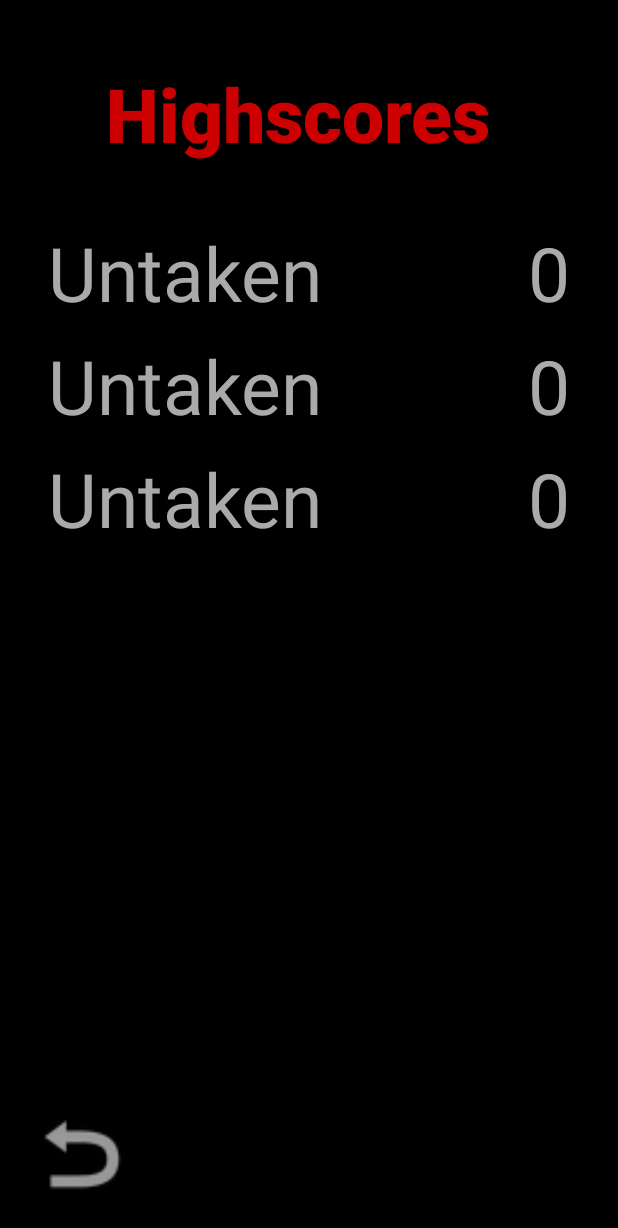
After one commit to JannisGz/Frust, an Android app: the layout activity_highscores.xml on its own in the app's theme, with its tools: preview values and no code run, on a phone screen of 412 x 824 dp. The commit adds this screen. Shown: the top 1228 px of the screen. Run offline under Robolectric (Android 15) with nearby library versions, the phone set to English and light mode, and no system bars.

Commit message:
Add HighscoresActivity, implementing highscore management and highscore persistency

```diff
--- a/app/src/main/AndroidManifest.xml
+++ b/app/src/main/AndroidManifest.xml
@@ -10,6 +10,7 @@
         android:supportsRtl="true"
         android:theme="@style/AppTheme">
         <activity android:name=".GameOverActivity"></activity>
+        <activity android:name=".HighscoresActivity" />
         <activity android:name=".GameActivity">
             <intent-filter>
                 <action android:name="android.intent.action.MAIN" />
--- a/app/src/main/java/com/example/frust/GameOverActivity.java
+++ b/app/src/main/java/com/example/frust/GameOverActivity.java
@@ -59,8 +59,7 @@ public class GameOverActivity extends AppCompatActivity {
             @Override
             public void onClick(View view) {
                 String name = inputText.getText().toString();
-                //Intent intent = new Intent(view.getContext(), HighscoresActivity.class);
-                Intent intent = new Intent(view.getContext(), GameActivity.class);
+                Intent intent = new Intent(view.getContext(), HighscoresActivity.class);
                 intent.putExtra("name", name);
                 intent.putExtra("score", scoreString);
                 highscoreManager.enterNewHighscore(name, score);
--- /dev/null
+++ b/app/src/main/java/com/example/frust/HighscoresActivity.java
@@ -0,0 +1,70 @@
+package com.example.frust;
+
+import android.content.Intent;
+import android.os.Bundle;
+import android.view.View;
+import android.view.Window;
+import android.view.WindowManager;
+import android.widget.Button;
+import android.widget.TextView;
+
+import androidx.appcompat.app.AppCompatActivity;
+
+public class HighscoresActivity extends AppCompatActivity {
+
+    Button backBtn;
+
+    private TextView textViewName1st;
+    private TextView textViewName2nd;
+    private TextView textViewName3rd;
+    private TextView textViewScore1st;
+    private TextView textViewScore2nd;
+    private TextView textViewScore3rd;
+
+    private HighscoreManager highscoreManager;
+
+    @Override
+    protected void onCreate(Bundle savedInstanceState) {
+        super.onCreate(savedInstanceState);
+        requestWindowFeature(Window.FEATURE_NO_TITLE);
+        getWindow().setFlags(WindowManager.LayoutParams.FLAG_FULLSCREEN,
+                WindowManager.LayoutParams.FLAG_FULLSCREEN);
+        setContentView(R.layout.activity_highscores);
+        getSupportActionBar().hide();
+
+        backBtn = findViewById(R.id.mainBTN);
+        backBtn.setOnClickListener(new View.OnClickListener() {
+            @Override
+            public void onClick(View view) {
+                //startActivity(new Intent(view.getContext(), MainActivity.class));
+                startActivity(new Intent(view.getContext(), GameActivity.class));
+            }
+        });
+
+        textViewName1st = findViewById(R.id.name1);
+        textViewScore1st = findViewById(R.id.score1);
+        textViewName2nd = findViewById(R.id.name2);
+        textViewScore2nd = findViewById(R.id.score2);
+        textViewName3rd = findViewById(R.id.name3);
+        textViewScore3rd = findViewById(R.id.score3);
+
+        highscoreManager = HighscoreManager.getInstance(this);
+        updateLeaderbord();
+    }
+
+    @Override
+    public void onBackPressed(){
+        //startActivity(new Intent(this, MainActivity.class));
+        startActivity(new Intent(this, GameActivity.class));
+    }
+
+    private void updateLeaderbord() {
+        textViewName1st.setText(highscoreManager.getName1st());
+        textViewScore1st.setText(String.valueOf(highscoreManager.getHighscore1st()));
+        textViewName2nd.setText(highscoreManager.getName2nd());
+        textViewScore2nd.setText(String.valueOf(highscoreManager.getHighscore2nd()));
+        textViewName3rd.setText(highscoreManager.getName3rd());
+        textViewScore3rd.setText(String.valueOf(highscoreManager.getHighscore3rd()));
+    }
+
+}
--- /dev/null
+++ b/app/src/main/res/layout/activity_highscores.xml
@@ -0,0 +1,143 @@
+<?xml version="1.0" encoding="utf-8"?>
+<androidx.constraintlayout.widget.ConstraintLayout xmlns:android="http://schemas.android.com/apk/res/android"
+    xmlns:app="http://schemas.android.com/apk/res-auto"
+    xmlns:tools="http://schemas.android.com/tools"
+    android:layout_width="match_parent"
+    android:layout_height="match_parent"
+    android:background="@android:color/background_dark"
+    tools:context=".HighscoresActivity">
+
+    <TextView
+        android:id="@+id/headerTXT"
+        android:layout_width="wrap_content"
+        android:layout_height="wrap_content"
+        android:layout_marginStart="8dp"
+        android:layout_marginLeft="8dp"
+        android:layout_marginEnd="8dp"
+        android:layout_marginRight="8dp"
+        android:layout_marginBottom="8dp"
+        android:text="Highscores"
+        android:textColor="@android:color/holo_red_dark"
+        android:textSize="50sp"
+        android:textStyle="bold"
+        app:fontFamily="sans-serif-black"
+        app:layout_constraintBottom_toBottomOf="parent"
+        app:layout_constraintEnd_toEndOf="parent"
+        app:layout_constraintHorizontal_bias="0.452"
+        app:layout_constraintStart_toStartOf="parent"
+        app:layout_constraintTop_toTopOf="parent"
+        app:layout_constraintVertical_bias="0.056" />
+
+    <TextView
+        android:id="@+id/name1"
+        android:layout_width="0dp"
+        android:layout_height="wrap_content"
+        android:layout_marginStart="32dp"
+        android:layout_marginLeft="32dp"
+        android:layout_marginTop="148dp"
+        android:layout_marginEnd="8dp"
+        android:layout_marginRight="8dp"
+        android:text="Untaken"
+        android:textColor="@android:color/darker_gray"
+        android:textSize="50sp"
+        android:visibility="visible"
+        app:layout_constraintEnd_toStartOf="@+id/score1"
+        app:layout_constraintStart_toStartOf="parent"
+        app:layout_constraintTop_toTopOf="parent"
+        tools:visibility="visible" />
+
+    <TextView
+        android:id="@+id/name2"
+        android:layout_width="0dp"
+        android:layout_height="wrap_content"
+        android:layout_marginStart="32dp"
+        android:layout_marginLeft="32dp"
+        android:layout_marginTop="8dp"
+        android:layout_marginEnd="8dp"
+        android:layout_marginRight="8dp"
+        android:text="Untaken"
+        android:textColor="@android:color/darker_gray"
+        android:textSize="50sp"
+        android:visibility="visible"
+        app:layout_constraintEnd_toStartOf="@+id/score2"
+        app:layout_constraintStart_toStartOf="parent"
+        app:layout_constraintTop_toBottomOf="@+id/name1" />
+
+    <TextView
+        android:id="@+id/name3"
+        android:layout_width="0dp"
+        android:layout_height="wrap_content"
+        android:layout_marginStart="32dp"
+        android:layout_marginLeft="32dp"
+        android:layout_marginTop="8dp"
+        android:layout_marginEnd="8dp"
+        android:layout_marginRight="8dp"
+        android:text="Untaken"
+        android:textColor="@android:color/darker_gray"
+        android:textSize="50sp"
+        android:visibility="visible"
+        app:layout_constraintEnd_toStartOf="@+id/score3"
+        app:layout_constraintStart_toStartOf="parent"
+        app:layout_constraintTop_toBottomOf="@+id/name2" />
+
+    <TextView
+        android:id="@+id/score1"
+        android:layout_width="wrap_content"
+        android:layout_height="wrap_content"
+        android:layout_marginTop="148dp"
+        android:layout_marginEnd="32dp"
+        android:layout_marginRight="32dp"
+        android:text="0"
+        android:textColor="@android:color/darker_gray"
+        android:textSize="50sp"
+        android:visibility="visible"
+        app:layout_constraintEnd_toEndOf="parent"
+        app:layout_constraintTop_toTopOf="parent" />
+
+    <TextView
+        android:id="@+id/score2"
+        android:layout_width="wrap_content"
+        android:layout_height="wrap_content"
+        android:layout_marginTop="8dp"
+        android:layout_marginEnd="32dp"
+        android:layout_marginRight="32dp"
+        android:text="0"
+        android:textColor="@android:color/darker_gray"
+        android:textSize="50sp"
+        android:visibility="visible"
+        app:layout_constraintEnd_toEndOf="parent"
+        app:layout_constraintTop_toBottomOf="@+id/score1" />
+
+    <TextView
+        android:id="@+id/score3"
+        android:layout_width="wrap_content"
+        android:layout_height="wrap_content"
+        android:layout_marginTop="8dp"
+        android:layout_marginEnd="32dp"
+        android:layout_marginRight="32dp"
+        android:text="0"
+        android:textColor="@android:color/darker_gray"
+        android:textSize="50sp"
+        android:visibility="visible"
+        app:layout_constraintEnd_toEndOf="parent"
+        app:layout_constraintTop_toBottomOf="@+id/score2" />
+
+    <Button
+        android:id="@+id/mainBTN"
+        android:layout_width="75sp"
+        android:layout_height="75sp"
+        android:layout_marginStart="8dp"
+        android:layout_marginLeft="8dp"
+        android:layout_marginTop="8dp"
+        android:layout_marginEnd="8dp"
+        android:layout_marginRight="8dp"
+        android:layout_marginBottom="8dp"
+        android:background="@android:drawable/ic_menu_revert"
+        app:layout_constraintBottom_toBottomOf="parent"
+        app:layout_constraintEnd_toEndOf="parent"
+        app:layout_constraintHorizontal_bias="0.025"
+        app:layout_constraintStart_toStartOf="parent"
+        app:layout_constraintTop_toTopOf="parent"
+        app:layout_constraintVertical_bias="0.987" />
+
+</androidx.constraintlayout.widget.ConstraintLayout>
```
